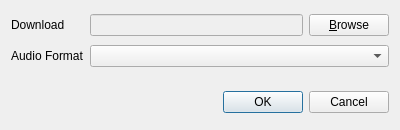
The window that ui/preferences.ui (keelerm84/youtube-dl-gui) describes before a commit, drawn with Qt 5.
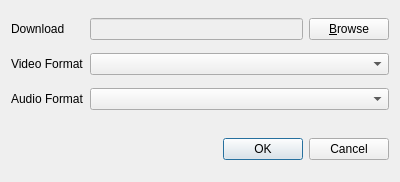
The same window after the commit. Icons and pictures are not drawn.

Commit message: Provide preferred video format option

Diff of the .ui file:
```diff
--- a/ui/preferences.ui
+++ b/ui/preferences.ui
@@ -7,7 +7,7 @@
     <x>0</x>
     <y>0</y>
     <width>400</width>
-    <height>130</height>
+    <height>182</height>
    </rect>
   </property>
   <property name="windowTitle">
@@ -18,20 +18,6 @@
     <normaloff>:/images/preferences-16.png</normaloff>:/images/preferences-16.png</iconset>
   </property>
   <layout class="QGridLayout" name="gridLayout">
-   <item row="0" column="0">
-    <widget class="QLabel" name="lblDownload">
-     <property name="text">
-      <string>Download</string>
-     </property>
-    </widget>
-   </item>
-   <item row="1" column="0">
-    <widget class="QLabel" name="lblAudioFormat">
-     <property name="text">
-      <string>Audio Format</string>
-     </property>
-    </widget>
-   </item>
    <item row="0" column="2">
     <widget class="QPushButton" name="btnBrowse">
      <property name="text">
@@ -39,7 +25,17 @@
      </property>
     </widget>
    </item>
-   <item row="3" column="0" colspan="3">
+   <item row="0" column="0">
+    <widget class="QLabel" name="lblDownload">
+     <property name="text">
+      <string>Download</string>
+     </property>
+     <property name="buddy">
+      <cstring>btnBrowse</cstring>
+     </property>
+    </widget>
+   </item>
+   <item row="4" column="0" colspan="3">
     <widget class="QDialogButtonBox" name="buttonBox">
      <property name="orientation">
       <enum>Qt::Horizontal</enum>
@@ -50,6 +46,16 @@
     </widget>
    </item>
    <item row="2" column="0">
+    <widget class="QLabel" name="lblAudioFormat">
+     <property name="text">
+      <string>Audio Format</string>
+     </property>
+     <property name="buddy">
+      <cstring>cmbAudioFormat</cstring>
+     </property>
+    </widget>
+   </item>
+   <item row="3" column="0">
     <spacer name="verticalSpacer">
      <property name="orientation">
       <enum>Qt::Vertical</enum>
@@ -65,7 +71,7 @@
      </property>
     </spacer>
    </item>
-   <item row="1" column="1" colspan="2">
+   <item row="2" column="1" colspan="2">
     <widget class="QComboBox" name="cmbAudioFormat">
      <property name="toolTip">
       <string>Specifies your preferred audio format.</string>
@@ -91,6 +97,23 @@
      </property>
     </widget>
    </item>
+   <item row="1" column="0">
+    <widget class="QLabel" name="lblVideoFormat">
+     <property name="text">
+      <string>Video Format</string>
+     </property>
+     <property name="buddy">
+      <cstring>cmbVideoFormat</cstring>
+     </property>
+    </widget>
+   </item>
+   <item row="1" column="1" colspan="2">
+    <widget class="QComboBox" name="cmbVideoFormat">
+     <property name="toolTip">
+      <string>Specifies your preferred video format.</string>
+     </property>
+    </widget>
+   </item>
   </layout>
  </widget>
  <resources>
```
Left out of the diff: 7 changed lines with no effect on the pictures. The commit also changes 3 other files.
